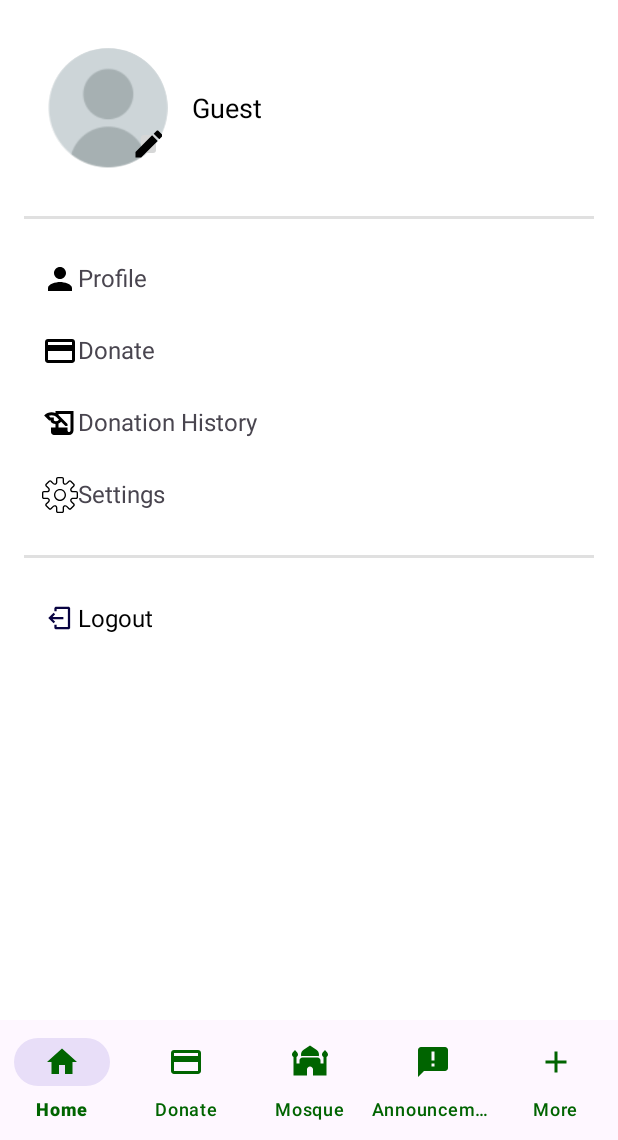
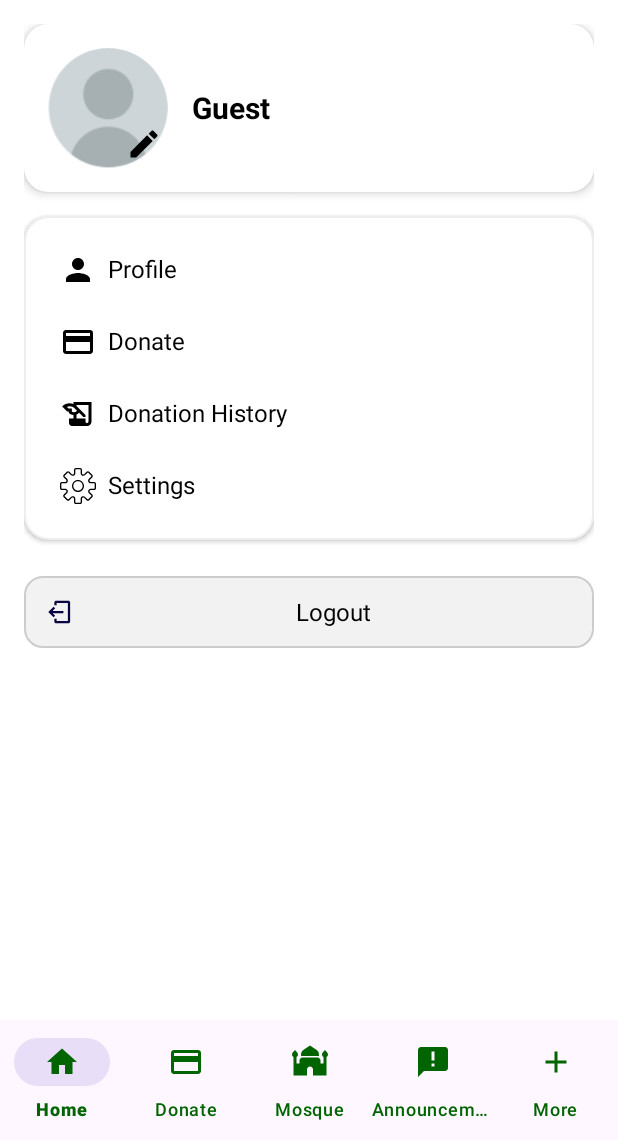
Before and after one commit to Amdadul-haq/MMS, an Android app: the fragment MoreFragment placed in its activity, on a phone screen of 412 x 824 dp, the part 96-1236 px from its top. Run offline under Robolectric (Android 15) with nearby library versions, the phone set to English and light mode, and no system bars.

Commit message:
editing the more fragment

```diff
--- /dev/null
+++ b/app/src/main/res/drawable/logout_background.xml
@@ -0,0 +1,10 @@
+<selector xmlns:android="http://schemas.android.com/apk/res/android">
+    <item android:drawable="@android:color/darker_gray" android:state_pressed="true" />
+    <item>
+        <shape android:shape="rectangle">
+            <solid android:color="#F2F2F2" />
+            <corners android:radius="12dp" />
+            <stroke android:color="#CCCCCC" android:width="1dp" />
+        </shape>
+    </item>
+</selector>
--- /dev/null
+++ b/app/src/main/res/drawable/menu_background.xml
@@ -0,0 +1,6 @@
+<shape xmlns:android="http://schemas.android.com/apk/res/android"
+    android:shape="rectangle">
+    <solid android:color="@android:color/white" />
+    <corners android:radius="16dp" />
+    <stroke android:color="#EEEEEE" android:width="1dp" />
+</shape>
--- a/app/src/main/res/layout/fragment_more.xml
+++ b/app/src/main/res/layout/fragment_more.xml
@@ -1,10 +1,9 @@
 <?xml version="1.0" encoding="utf-8"?>
 <ScrollView xmlns:android="http://schemas.android.com/apk/res/android"
+    xmlns:app="http://schemas.android.com/apk/res-auto"
     android:layout_width="match_parent"
     android:layout_height="match_parent"
-    xmlns:app="http://schemas.android.com/apk/res-auto"
     android:background="@color/white"
-    android:orientation="horizontal"
     android:padding="16dp">
 
     <LinearLayout
@@ -12,15 +11,21 @@
         android:layout_height="wrap_content"
         android:orientation="vertical">
 
-        <!-- Profile Section -->
+        <!-- Profile Card -->
+        <androidx.cardview.widget.CardView
+            android:layout_width="match_parent"
+            android:layout_height="wrap_content"
+            android:layout_marginBottom="16dp"
+            app:cardCornerRadius="16dp"
+            app:cardElevation="4dp">
+
             <LinearLayout
                 android:layout_width="match_parent"
                 android:layout_height="wrap_content"
-            android:gravity="center_vertical"
+                android:padding="16dp"
                 android:orientation="horizontal"
-            android:padding="16dp">
+                android:gravity="center_vertical">
 
-            <!-- Profile image inside FrameLayout for overlaying edit button -->
                 <FrameLayout
                     android:layout_width="80dp"
                     android:layout_height="80dp">
@@ -29,19 +34,19 @@
                         android:id="@+id/profile_image"
                         android:layout_width="match_parent"
                         android:layout_height="match_parent"
+                        android:scaleType="centerCrop"
                         android:background="@drawable/circle_background"
-                    android:scaleType="centerCrop"
                         android:clipToOutline="true"
                         android:src="@drawable/default_user" />
 
                     <ImageButton
                         android:id="@+id/edit_profile_button"
-                    android:layout_width="18dp"
+                        android:layout_width="24dp"
                         android:layout_height="24dp"
                         android:layout_gravity="bottom|end"
                         android:layout_margin="4dp"
+                        android:background="?attr/selectableItemBackgroundBorderless"
                         android:contentDescription="Edit Profile"
-                    android:padding="4dp"
                         android:src="@drawable/ic_edit"
                         app:tint="@color/black" />
                 </FrameLayout>
@@ -59,86 +64,59 @@
                         android:layout_height="wrap_content"
                         android:text="Loading..."
                         android:textColor="@color/black"
-                    android:textSize="18sp" />
+                        android:textSize="20sp"
+                        android:textStyle="bold" />
                 </LinearLayout>
             </LinearLayout>
+        </androidx.cardview.widget.CardView>
 
-
-        <!-- Divider -->
-        <View
-            android:layout_width="match_parent"
-            android:layout_height="2dp"
-            android:layout_marginVertical="16dp"
-            android:background="#E0E0E0" />
-
-        <!-- Menu Options -->
+        <!-- Menu Section -->
         <LinearLayout
             android:layout_width="match_parent"
             android:layout_height="wrap_content"
-            android:orientation="vertical">
+            android:orientation="vertical"
+            android:background="@drawable/menu_background"
+            android:padding="12dp"
+            android:elevation="2dp">
 
             <TextView
                 android:id="@+id/nav_profile"
-                android:layout_width="match_parent"
-                android:layout_height="wrap_content"
-                android:background="?android:attr/selectableItemBackground"
+                style="@style/MenuItemStyle"
                 android:drawableStart="@drawable/ic_person"
-                android:padding="12dp"
-                android:text="Profile"
-                android:textSize="16sp" />
+                android:text="Profile" />
+
             <TextView
                 android:id="@+id/nav_donate"
-                android:layout_width="match_parent"
-                android:layout_height="wrap_content"
-                android:background="?android:attr/selectableItemBackground"
+                style="@style/MenuItemStyle"
                 android:drawableStart="@drawable/ic_donate"
-                android:padding="12dp"
-                android:text="Donate"
-                android:textSize="16sp" />
+                android:text="Donate" />
 
             <TextView
                 android:id="@+id/nav_donation_history"
-                android:layout_width="match_parent"
-                android:layout_height="wrap_content"
-                android:background="?android:attr/selectableItemBackground"
+                style="@style/MenuItemStyle"
                 android:drawableStart="@drawable/ic_history"
-                android:padding="12dp"
-                android:text="Donation History"
-                android:textSize="16sp" />
+                android:text="Donation History" />
 
             <TextView
                 android:id="@+id/nav_settings"
+                style="@style/MenuItemStyle"
+                android:drawableStart="@drawable/ic_settings"
+                android:text="Settings" />
+        </LinearLayout>
+
+        <!-- Logout -->
+        <TextView
+            android:id="@+id/nav_logout"
             android:layout_width="match_parent"
             android:layout_height="wrap_content"
-                android:background="?android:attr/selectableItemBackground"
-                android:drawableStart="@drawable/ic_settings"
-                android:padding="12dp"
-                android:text="Settings"
-                android:textSize="16sp" />
-            <View
-                android:layout_width="match_parent"
-                android:layout_height="2dp"
-                android:layout_marginVertical="16dp"
-                android:background="#E0E0E0" />
-        </LinearLayout>
-        <LinearLayout
-            android:layout_width="wrap_content"
-            android:layout_height="wrap_content"
-            android:orientation="horizontal">
-            <TextView
-                android:id="@+id/nav_logout"
-                android:layout_width="wrap_content"
-                android:layout_height="wrap_content"
+            android:layout_marginTop="24dp"
             android:text="Logout"
             android:textSize="16sp"
             android:textColor="@color/black"
             android:gravity="center"
-                android:background="?android:attr/selectableItemBackground"
+            android:background="@drawable/logout_background"
             android:padding="12dp"
-                android:layout_weight="1"
-                android:layout_gravity="center"
-                android:drawableStart="@drawable/ic_logout"/>
-
-        </LinearLayout>
+            android:drawableStart="@drawable/ic_logout"
+            android:drawablePadding="8dp" />
     </LinearLayout>
 </ScrollView>
--- a/app/src/main/res/layout/fragment_mosque.xml
+++ b/app/src/main/res/layout/fragment_mosque.xml
@@ -18,7 +18,7 @@
             android:layout_height="200dp"
             android:scaleType="centerCrop"
             android:contentDescription="Mosque header image"
-            android:src="@drawable/mosque_header"
+            android:src="@drawable/mosque_resize_img"
             app:layout_constraintTop_toTopOf="parent"
             android:alpha="0.9" />
 
--- /dev/null
+++ b/app/src/main/res/values/styles.xml
@@ -0,0 +1,11 @@
+<resources>
+    <style name="MenuItemStyle">
+        <item name="android:layout_width">match_parent</item>
+        <item name="android:layout_height">wrap_content</item>
+        <item name="android:background">?android:attr/selectableItemBackground</item>
+        <item name="android:padding">12dp</item>
+        <item name="android:textSize">16sp</item>
+        <item name="android:textColor">@color/black</item>
+        <item name="android:drawablePadding">8dp</item>
+    </style>
+</resources>
```
Also changed, not shown: app/src/main/res/drawable/milon.jpg (deleted), app/src/main/res/drawable/mosque_resize_img.jpg (added), 3 other files. Lines whose indentation alone changed are shown as unchanged.
